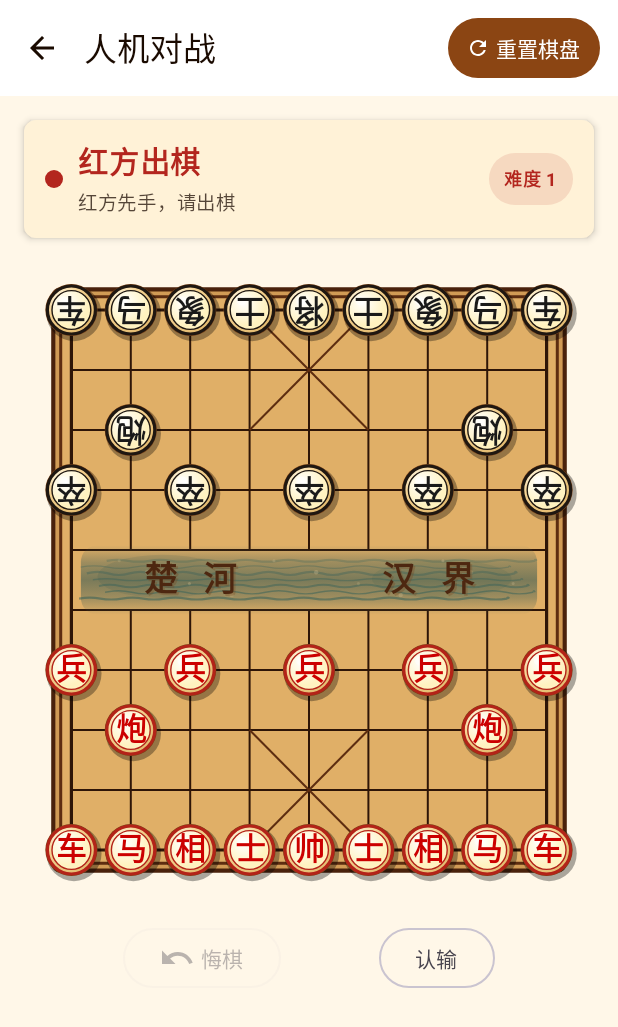
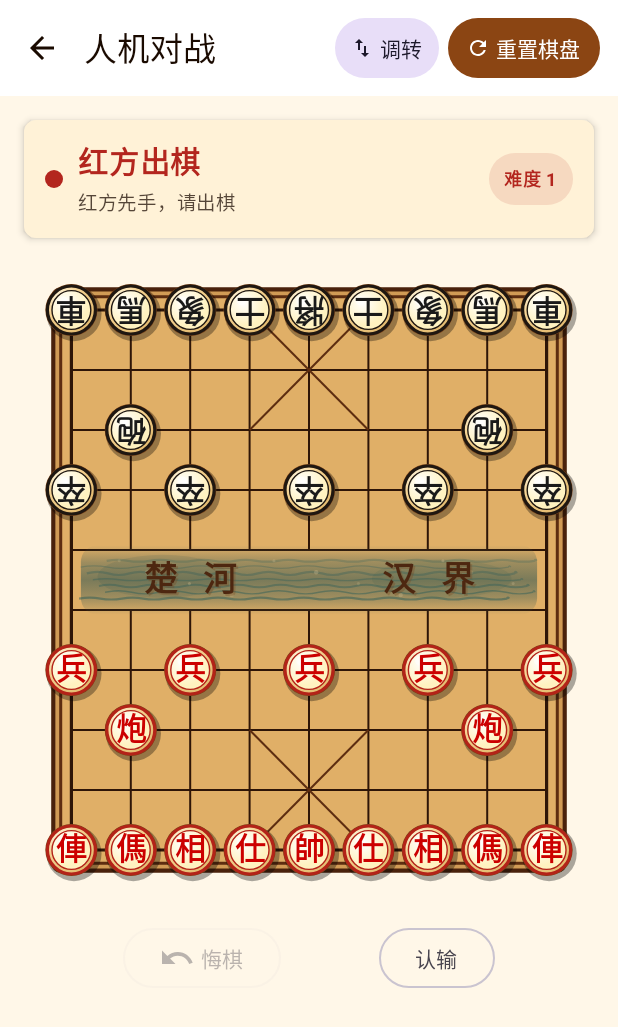
Before and after one commit to giturass/chinese-chess-android, an Android app built with Jetpack Compose: the AiGameScreen screen opened through its navigation route, after a tap on "入门", on a phone screen of 412 x 824 dp. Shown: the top 1027 px of the screen. Run offline under Robolectric (Android 15) with nearby library versions, the light colour scheme and no system bars.

Commit message:
feat: polish icon and move cues

```diff
--- a/app/src/main/java/com/ericlee/chess/model/Piece.kt
+++ b/app/src/main/java/com/ericlee/chess/model/Piece.kt
@@ -1,12 +1,12 @@
 package com.ericlee.chess.model
 
 enum class PieceType(val label: String) {
-    KING("帅"),      // 帅/将
-    ADVISOR("士"),   // 士
-    ELEPHANT("象"),  // 相/象
-    ROOK("车"),      // 车
-    KNIGHT("马"),    // 马
-    CANNON("炮"),    // 炮
+    KING("帥"),      // 帥/將
+    ADVISOR("仕"),   // 仕/士
+    ELEPHANT("相"),  // 相/象
+    ROOK("車"),      // 俥/車
+    KNIGHT("馬"),    // 傌/馬
+    CANNON("炮"),    // 炮/砲
     PAWN("兵")       // 兵/卒
 }
 
@@ -15,12 +15,12 @@ enum class Side {
 
     fun opposite(): Side = if (this == RED) BLACK else RED
 
-    fun kingChar(): String = if (this == RED) "帅" else "将"
-    fun advisorChar(): String = "士"
+    fun kingChar(): String = if (this == RED) "帥" else "將"
+    fun advisorChar(): String = if (this == RED) "仕" else "士"
     fun elephantChar(): String = if (this == RED) "相" else "象"
-    fun rookChar(): String = "车"
-    fun knightChar(): String = "马"
-    fun cannonChar(): String = "炮"
+    fun rookChar(): String = if (this == RED) "俥" else "車"
+    fun knightChar(): String = if (this == RED) "傌" else "馬"
+    fun cannonChar(): String = if (this == RED) "炮" else "砲"
     fun pawnChar(): String = if (this == RED) "兵" else "卒"
 
     fun pieceChar(type: PieceType): String = when (type) {
--- a/app/src/main/java/com/ericlee/chess/ui/screen/AiGameScreen.kt
+++ b/app/src/main/java/com/ericlee/chess/ui/screen/AiGameScreen.kt
@@ -6,6 +6,7 @@ import androidx.compose.foundation.shape.RoundedCornerShape
 import androidx.compose.material.icons.Icons
 import androidx.compose.material.icons.filled.ArrowBack
 import androidx.compose.material.icons.filled.Refresh
+import androidx.compose.material.icons.filled.SwapVert
 import androidx.compose.material.icons.filled.Undo
 import androidx.compose.material3.*
 import androidx.compose.runtime.*
@@ -46,8 +47,18 @@ fun AiGameScreen(
                 },
                 actions = {
                     if (gameStarted) {
+                        FilledTonalButton(
+                            onClick = { viewModel.toggleBoardFlipped() },
+                            enabled = !isAiThinking,
+                            modifier = Modifier.padding(end = 6.dp),
+                            contentPadding = PaddingValues(horizontal = 10.dp, vertical = 6.dp)
+                        ) {
+                            Icon(Icons.Default.SwapVert, contentDescription = null, modifier = Modifier.size(16.dp))
+                            Spacer(modifier = Modifier.width(4.dp))
+                            Text("调转")
+                        }
                         Button(
-                            onClick = { viewModel.startGame(GameMode.AI, difficulty) },
+                            onClick = { viewModel.startGame(GameMode.AI, difficulty, flipped = state.isFlipped) },
                             enabled = !isAiThinking,
                             modifier = Modifier.padding(end = 8.dp),
                             contentPadding = PaddingValues(horizontal = 12.dp, vertical = 6.dp)
@@ -70,7 +81,7 @@ fun AiGameScreen(
             horizontalAlignment = Alignment.CenterHorizontally
         ) {
             if (!gameStarted) {
-                DifficultySelector(difficulty = difficulty) {
+                DifficultySelector {
                     difficulty = it
                     viewModel.startGame(GameMode.AI, it)
                     gameStarted = true
@@ -128,7 +139,6 @@ fun AiGameScreen(
 @OptIn(ExperimentalMaterial3Api::class)
 @Composable
 private fun DifficultySelector(
-    difficulty: Int,
     onSelect: (Int) -> Unit
 ) {
     val levels = listOf(
@@ -159,7 +169,6 @@ private fun DifficultySelector(
         Spacer(modifier = Modifier.height(24.dp))
 
         for (level in levels) {
-            val selected = level.value == difficulty
             ElevatedCard(
                 onClick = { onSelect(level.value) },
                 modifier = Modifier
@@ -167,13 +176,9 @@ private fun DifficultySelector(
                     .padding(vertical = 6.dp),
                 shape = RoundedCornerShape(8.dp),
                 colors = CardDefaults.elevatedCardColors(
-                    containerColor = if (selected) {
-                        Color(0xFFFFE2B7)
-                    } else {
-                        Color(0xFFFFF7E8)
-                    }
+                    containerColor = Color(0xFFFFF7E8)
                 ),
-                elevation = CardDefaults.elevatedCardElevation(defaultElevation = if (selected) 5.dp else 2.dp)
+                elevation = CardDefaults.elevatedCardElevation(defaultElevation = 2.dp)
             ) {
                 Row(
                     modifier = Modifier
--- a/app/src/main/res/mipmap-anydpi-v26/ic_launcher.xml
+++ b/app/src/main/res/mipmap-anydpi-v26/ic_launcher.xml
@@ -1,5 +1,5 @@
 <?xml version="1.0" encoding="utf-8"?>
 <adaptive-icon xmlns:android="http://schemas.android.com/apk/res/android">
-    <background android:drawable="@drawable/ic_launcher_background"/>
-    <foreground android:drawable="@drawable/ic_launcher_foreground"/>
+    <background android:drawable="@drawable/ic_launcher_background_art"/>
+    <foreground android:drawable="@drawable/ic_launcher_foreground_art"/>
 </adaptive-icon>
```
Also changed, not shown: app/src/main/java/com/ericlee/chess/ui/board/ChessBoard.kt (+77 -8 lines), app/src/main/res/drawable-nodpi/ic_launcher_background_art.png (added), app/src/main/res/drawable-nodpi/ic_launcher_foreground_art.png (added), app/src/main/res/mipmap-hdpi/ic_launcher.png, app/src/main/res/mipmap-mdpi/ic_launcher.png, app/src/main/res/mipmap-xhdpi/ic_launcher.png, app/src/main/res/mipmap-xxhdpi/ic_launcher.png, app/src/main/res/mipmap-xxxhdpi/ic_launcher.png.
